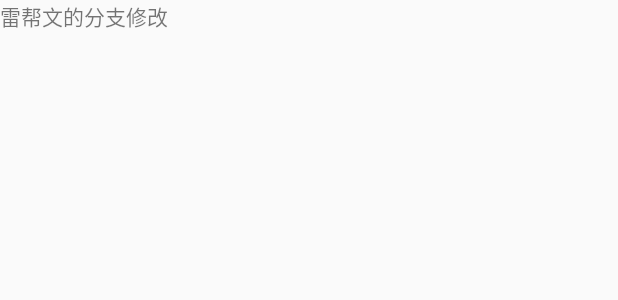
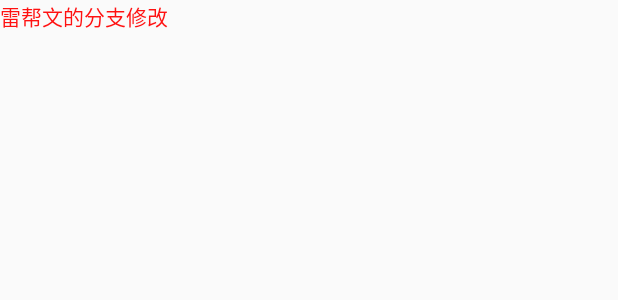
Before and after one commit to lbw1320028474/CompanyProject, an Android app: the layout activity_main.xml on its own in the app's theme, with its tools: preview values and no code run, on a phone screen of 412 x 824 dp. Shown: the top 300 px of the screen. Run offline under Robolectric (Android 15) with nearby library versions, the phone set to English and light mode, and no system bars.

Commit message:
修改文字颜色代码

```diff
--- a/ASGitProject/app/src/main/res/layout/activity_main.xml
+++ b/ASGitProject/app/src/main/res/layout/activity_main.xml
@@ -10,6 +10,7 @@
         android:layout_width="wrap_content"
         android:layout_height="wrap_content"
         android:text="雷帮文的分支修改"
+        android:textColor="#ff1111"
        />
 
 </LinearLayout>
```
